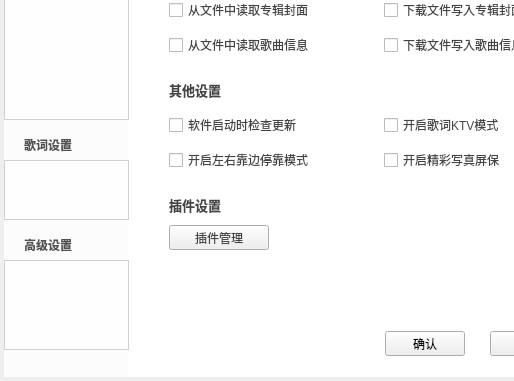
Above: TTKModule/TTKWidget/musicUiKits/musicWidgetKits/musicsettingwidget.ui from Greedysky/TTKMusicPlayer before the change; both pictures show x 0 to 514 and y 89 to 470 of the 618 by 470 pixel window. Below: the same form after it.
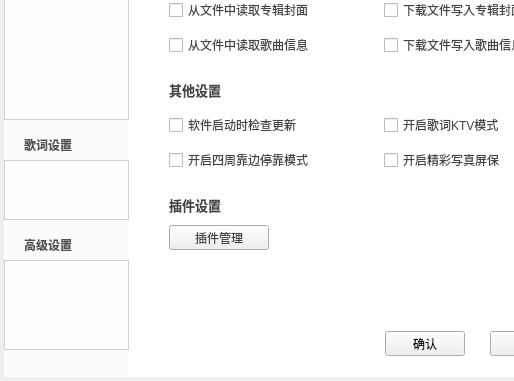
That is the form after the change. The open tabs and pages were chosen to show the change. Custom widgets are drawn as their Qt base class.

Patch:
```diff
--- a/TTKModule/TTKWidget/musicUiKits/musicWidgetKits/musicsettingwidget.ui
+++ b/TTKModule/TTKWidget/musicUiKits/musicWidgetKits/musicsettingwidget.ui
@@ -1202,7 +1202,7 @@
       </rect>
      </property>
      <property name="text">
-      <string>开启左右靠边停靠模式</string>
+      <string>开启四周靠边停靠模式</string>
      </property>
     </widget>
     <widget class="QCheckBox" name="otherReadAlbumCoverCheckBox">
```
